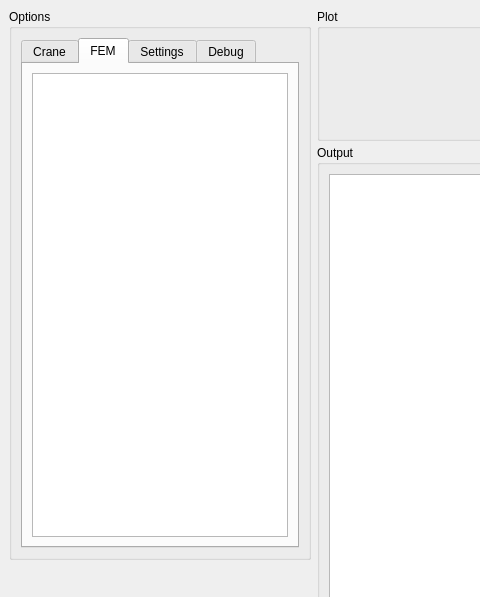
This is craneSimulator/gui/windows/mainwindow.ui in castn/crane-simulator as Qt 5 draws it before an edit; both pictures show x 0 to 480 and y 0 to 597 of the 1022 by 1018 pixel window. The edited form follows.
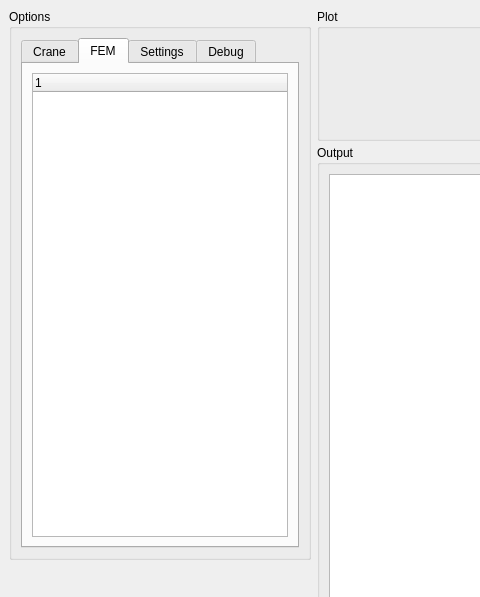
This is the edited form. The open tabs and pages were chosen to show the change.

Commit message: add treewidget for fem tab, needs further  tweaks

```diff
--- a/craneSimulator/gui/windows/mainwindow.ui
+++ b/craneSimulator/gui/windows/mainwindow.ui
@@ -386,7 +386,13 @@
               </attribute>
               <layout class="QVBoxLayout" name="verticalLayout">
                <item>
-                <widget class="QPlainTextEdit" name="analysis"/>
+                <widget class="QTreeWidget" name="fem_treeWidget">
+                 <column>
+                  <property name="text">
+                   <string notr="true">1</string>
+                  </property>
+                 </column>
+                </widget>
                </item>
               </layout>
              </widget>
```
Left out of the diff: 2 changed lines with no effect on the pictures. The commit also changes 2 other files.
